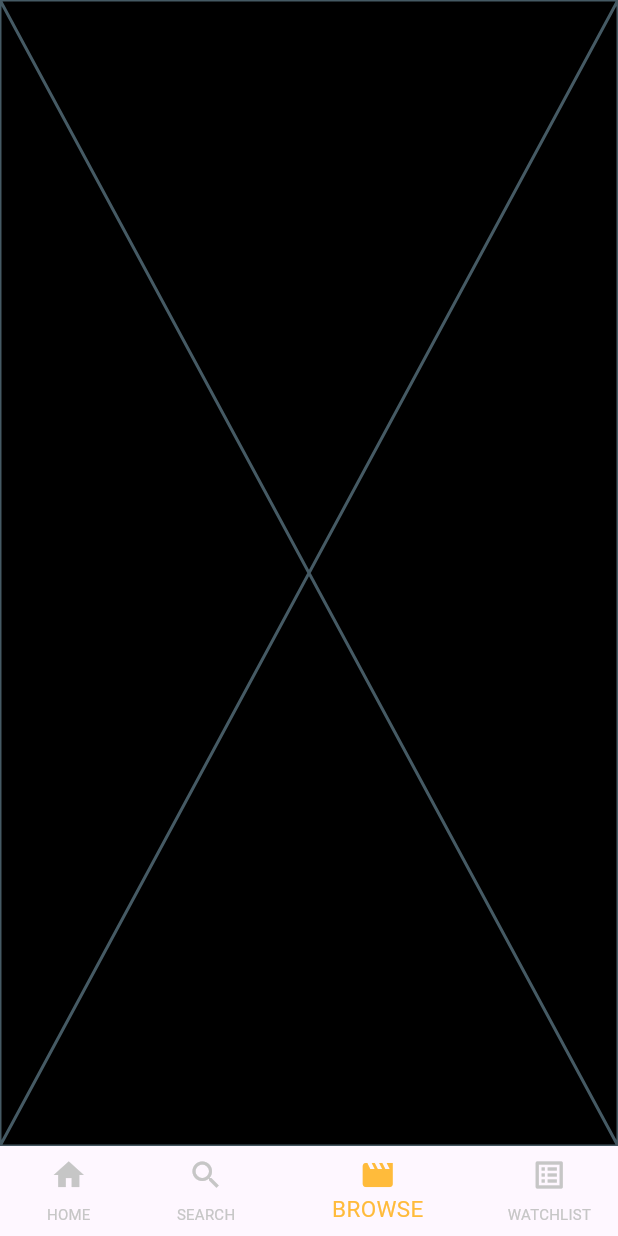
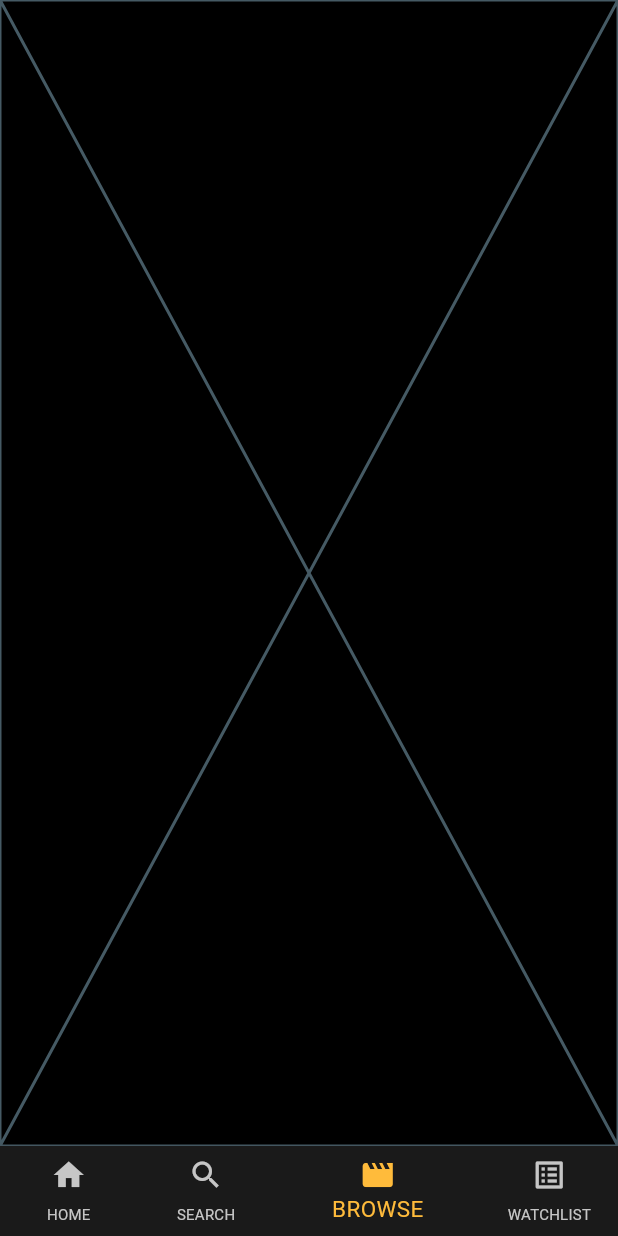
Before and after one commit to Mariamshahir/movies, a Flutter app: the screen it shows after launch, item 3 of the bottom bar chosen, on a phone screen of 412 x 824 dp. Run offline on Flutter 3.47's test engine with Material 3 defaults, Android fonts, the phone set to English and light mode, and no system bars; our stand-ins replace cached_network_image, carousel_slider; network calls fail; statements that could not run were skipped.

```diff
--- a/lib/homescreen.dart
+++ b/lib/homescreen.dart
@@ -1,7 +1,7 @@
 import 'package:flutter/material.dart';
 import 'package:test_movies/tabs/browse.dart';
 import 'package:test_movies/tabs/home.dart';
-import 'package:test_movies/tabs/search.dart';
+import 'package:test_movies/tabs/show_movies/show_movies.dart';
 import 'package:test_movies/tabs/watchlist.dart';
 import 'package:test_movies/utils/colors_app.dart';
 
@@ -18,7 +18,7 @@ class _HomeScreenState extends State<HomeScreen> {
   int currentIndexTab = 0;
   List<Widget> bodyContent = [
     HomeTab(),
-    SearchTab(),
+    ShowMovies(),
     BrowseTab(),
     WatchListTab(),
   ];
@@ -32,10 +32,11 @@ class _HomeScreenState extends State<HomeScreen> {
     );
   }
 
-  BottomNavigationBar buildBottomNavigationBar() {
-    return BottomNavigationBar(
+  Widget buildBottomNavigationBar() {
+    return Theme(
+      data: Theme.of(context).copyWith(canvasColor: AppColors.navigaterBar),
+      child: BottomNavigationBar(
         showUnselectedLabels: true,
-      backgroundColor: AppColors.unSelectIcon,
         currentIndex: currentIndexTab,
         onTap: (newTabIndex) {
           setState(() {
@@ -50,8 +51,10 @@ class _HomeScreenState extends State<HomeScreen> {
           BottomNavigationBarItem(icon: Icon(Icons.home), label: "HOME"),
           BottomNavigationBarItem(icon: Icon(Icons.search), label: "SEARCH"),
           BottomNavigationBarItem(icon: Icon(Icons.movie), label: "BROWSE"),
-        BottomNavigationBarItem(icon: Icon(Icons.list_alt), label: "WATCHLIST")
+          BottomNavigationBarItem(
+              icon: Icon(Icons.list_alt), label: "WATCHLIST")
         ],
+      ),
     );
   }
 }
--- a/lib/main.dart
+++ b/lib/main.dart
@@ -1,6 +1,8 @@
 import 'package:flutter/material.dart';
 import 'package:test_movies/homescreen.dart';
 import 'package:test_movies/splash.dart';
+import 'package:test_movies/utils/theme_app.dart';
+import 'package:test_movies/widgets/movie_details_widget/movie_view_widget.dart';
 
 void main() {
   runApp(MyApp());
@@ -12,9 +14,11 @@ class MyApp extends StatelessWidget {
     return MaterialApp(
       title: "Movies App",
       debugShowCheckedModeBanner: false,
+      theme: AppTheme.lightTheme,
       routes: {
         Splash.routeName: (_) => const Splash(),
         HomeScreen.routeName: (_) => const HomeScreen(),
+        MovieView.routeName: (_) => const MovieView(),
       },
       initialRoute: Splash.routeName,
     );
```
Lines whose indentation alone changed are shown as unchanged.
